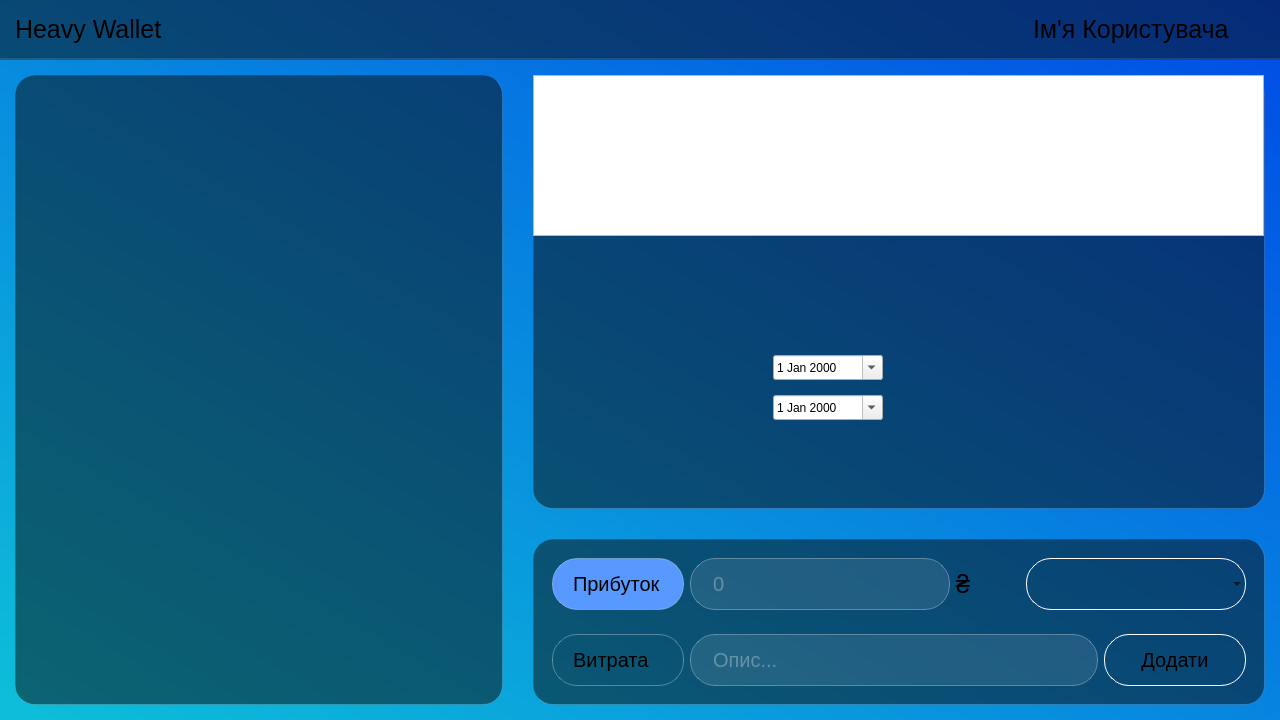
The window that budget_manager_frontend/forms/mainwindow.ui (BogdanKalysh/budget_manager_app) describes before a commit, drawn with Qt 5.
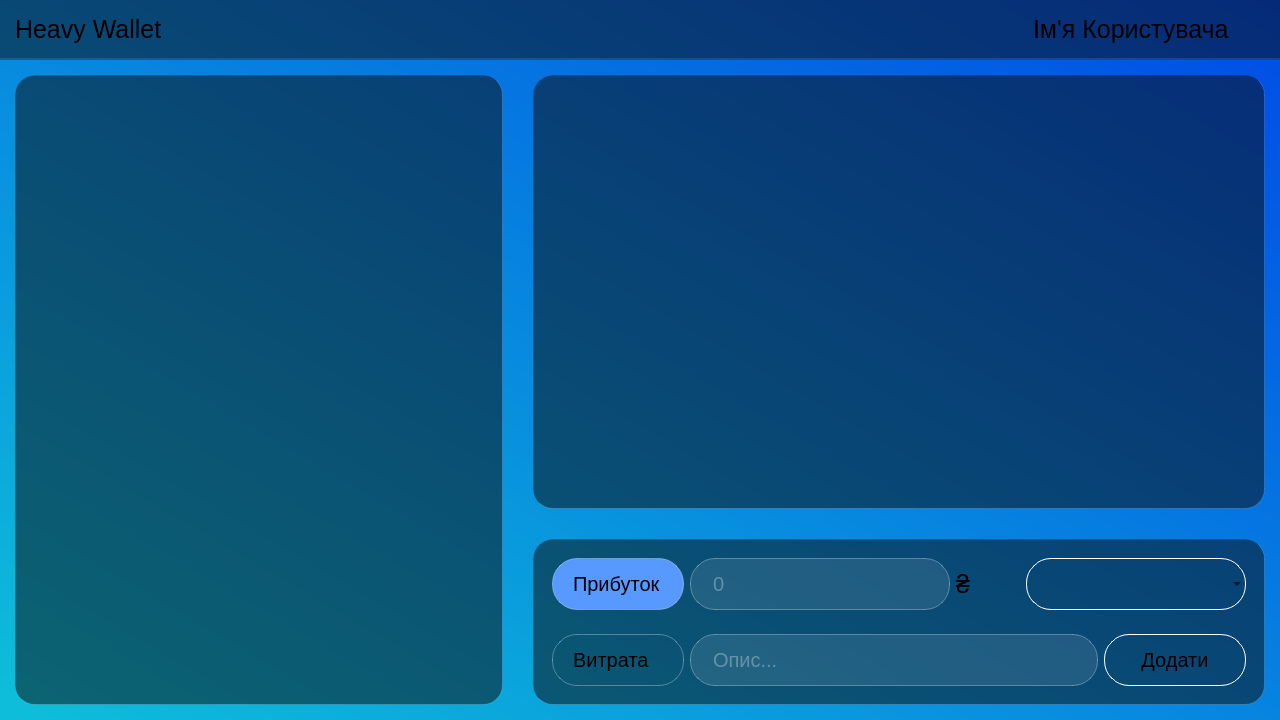
The same window after the commit. Icons and pictures are not drawn. Custom widgets are drawn as their Qt base class.

What changed in the file:
```diff
--- a/budget_manager_frontend/forms/mainwindow.ui
+++ b/budget_manager_frontend/forms/mainwindow.ui
@@ -447,48 +447,6 @@
          <property name="frameShadow">
           <enum>QFrame::Raised</enum>
          </property>
-         <widget class="QListWidget" name="TransactionsList">
-          <property name="geometry">
-           <rect>
-            <x>0</x>
-            <y>0</y>
-            <width>731</width>
-            <height>161</height>
-           </rect>
-          </property>
-         </widget>
-         <widget class="QDateEdit" name="fromDateEdit">
-          <property name="geometry">
-           <rect>
-            <x>240</x>
-            <y>280</y>
-            <width>110</width>
-            <height>25</height>
-           </rect>
-          </property>
-          <property name="calendarPopup">
-           <bool>true</bool>
-          </property>
-          <property name="timeSpec">
-           <enum>Qt::UTC</enum>
-          </property>
-         </widget>
-         <widget class="QDateEdit" name="toDateEdit">
-          <property name="enabled">
-           <bool>true</bool>
-          </property>
-          <property name="geometry">
-           <rect>
-            <x>240</x>
-            <y>320</y>
-            <width>110</width>
-            <height>25</height>
-           </rect>
-          </property>
-          <property name="calendarPopup">
-           <bool>true</bool>
-          </property>
-         </widget>
          <layout class="QVBoxLayout" name="verticalLayout_3">
           <item>
            <widget class="Piechart" name="donutPiechart" native="true"/>
```
Left out of the diff: 20 changed lines with no effect on the pictures.
